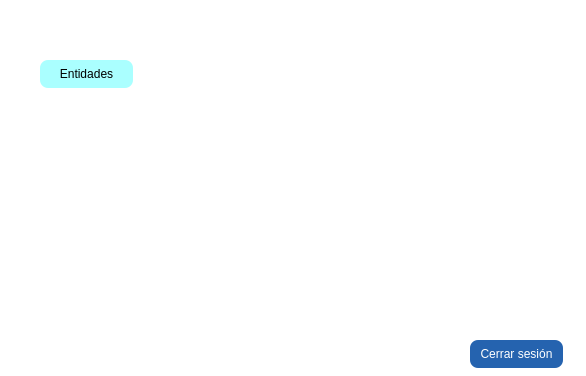
Above: views/Menu.ui from MiguelFVasquez/ProyectoDB before the change. Below: the same form after it.
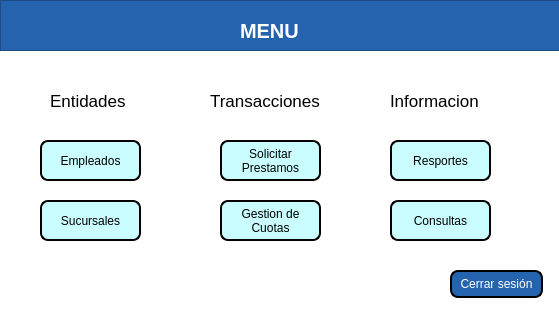
That is the form after the change.

Commit message: Diseño de primer prototipo para menu con algunas animaciones

```diff
--- a/views/Menu.ui
+++ b/views/Menu.ui
@@ -6,10 +6,15 @@
    <rect>
     <x>0</x>
     <y>0</y>
-    <width>586</width>
-    <height>376</height>
+    <width>559</width>
+    <height>317</height>
    </rect>
   </property>
+  <property name="font">
+   <font>
+    <pointsize>10</pointsize>
+   </font>
+  </property>
   <property name="windowTitle">
    <string>Menu</string>
   </property>
@@ -23,8 +28,8 @@
    <widget class="QPushButton" name="btnLogOut">
     <property name="geometry">
      <rect>
-      <x>470</x>
-      <y>340</y>
+      <x>450</x>
+      <y>270</y>
       <width>93</width>
       <height>28</height>
      </rect>
@@ -38,7 +43,8 @@
     <property name="styleSheet">
      <string notr="true">color: rgb(255, 255, 255);
 background-color: rgb(37, 99, 175);
-border-radius:8px</string>
+border: 2px solid rgb(0, 0, 0);  
+border-radius: 8px;  </string>
     </property>
     <property name="text">
      <string>Cerrar sesión</string>
@@ -48,9 +54,9 @@
     <property name="geometry">
      <rect>
       <x>40</x>
-      <y>60</y>
-      <width>93</width>
-      <height>28</height>
+      <y>140</y>
+      <width>101</width>
+      <height>41</height>
      </rect>
     </property>
     <property name="cursor">
@@ -64,16 +70,494 @@
     </property>
     <property name="styleSheet">
      <string notr="true">color: rgb(0, 0, 0);
-background-color: rgb(170, 255, 255);
-selection-color: rgb(170, 170, 255);
-border-radius:8px;
-selection-background-color: rgb(0, 255, 255);
+background-color: rgb(202, 253, 255);
+border: 2px solid rgb(0, 0, 0);  
+border-radius: 8px;  </string>
+    </property>
+    <property name="text">
+     <string>Empleados</string>
+    </property>
+   </widget>
+   <widget class="QPushButton" name="btnSucursales">
+    <property name="geometry">
+     <rect>
+      <x>40</x>
+      <y>200</y>
+      <width>101</width>
+      <height>41</height>
+     </rect>
+    </property>
+    <property name="cursor">
+     <cursorShape>PointingHandCursor</cursorShape>
+    </property>
+    <property name="focusPolicy">
+     <enum>Qt::ClickFocus</enum>
+    </property>
+    <property name="styleSheet">
+     <string notr="true">color: rgb(0, 0, 0);
+background-color: rgb(202, 253, 255);
+border: 2px solid rgb(0, 0, 0);  
+border-radius: 8px;  </string>
+    </property>
+    <property name="text">
+     <string>Sucursales</string>
+    </property>
+   </widget>
+   <widget class="QLabel" name="lblEntidades">
+    <property name="enabled">
+     <bool>false</bool>
+    </property>
+    <property name="geometry">
+     <rect>
+      <x>50</x>
+      <y>80</y>
+      <width>101</width>
+      <height>41</height>
+     </rect>
+    </property>
+    <property name="font">
+     <font>
+      <pointsize>13</pointsize>
+     </font>
+    </property>
+    <property name="styleSheet">
+     <string notr="true">color: rgb(0, 0, 0);
+background-color: rgba(0, 0, 0, 0);
 </string>
     </property>
     <property name="text">
      <string>Entidades</string>
     </property>
    </widget>
+   <widget class="QPushButton" name="btnCuotas">
+    <property name="geometry">
+     <rect>
+      <x>220</x>
+      <y>200</y>
+      <width>101</width>
+      <height>41</height>
+     </rect>
+    </property>
+    <property name="cursor">
+     <cursorShape>PointingHandCursor</cursorShape>
+    </property>
+    <property name="focusPolicy">
+     <enum>Qt::ClickFocus</enum>
+    </property>
+    <property name="styleSheet">
+     <string notr="true">color: rgb(0, 0, 0);
+background-color: rgb(202, 253, 255);
+border: 2px solid rgb(0, 0, 0);  
+border-radius: 8px;  </string>
+    </property>
+    <property name="text">
+     <string>Gestion de
+Cuotas</string>
+    </property>
+   </widget>
+   <widget class="QPushButton" name="btnPrestamos">
+    <property name="geometry">
+     <rect>
+      <x>220</x>
+      <y>140</y>
+      <width>101</width>
+      <height>41</height>
+     </rect>
+    </property>
+    <property name="cursor">
+     <cursorShape>PointingHandCursor</cursorShape>
+    </property>
+    <property name="focusPolicy">
+     <enum>Qt::ClickFocus</enum>
+    </property>
+    <property name="layoutDirection">
+     <enum>Qt::RightToLeft</enum>
+    </property>
+    <property name="autoFillBackground">
+     <bool>false</bool>
+    </property>
+    <property name="styleSheet">
+     <string notr="true">color: rgb(0, 0, 0);
+background-color: rgb(202, 253, 255);
+border: 2px solid rgb(0, 0, 0);  
+border-radius: 8px;  </string>
+    </property>
+    <property name="text">
+     <string>Solicitar 
+Prestamos</string>
+    </property>
+   </widget>
+   <widget class="QLabel" name="lblTransacciones">
+    <property name="enabled">
+     <bool>false</bool>
+    </property>
+    <property name="geometry">
+     <rect>
+      <x>210</x>
+      <y>80</y>
+      <width>151</width>
+      <height>41</height>
+     </rect>
+    </property>
+    <property name="font">
+     <font>
+      <pointsize>13</pointsize>
+     </font>
+    </property>
+    <property name="styleSheet">
+     <string notr="true">color: rgb(0, 0, 0);
+background-color: rgba(0, 0, 0, 0);
+</string>
+    </property>
+    <property name="text">
+     <string>Transacciones</string>
+    </property>
+   </widget>
+   <widget class="QPushButton" name="btnConsultas">
+    <property name="geometry">
+     <rect>
+      <x>390</x>
+      <y>200</y>
+      <width>101</width>
+      <height>41</height>
+     </rect>
+    </property>
+    <property name="cursor">
+     <cursorShape>PointingHandCursor</cursorShape>
+    </property>
+    <property name="focusPolicy">
+     <enum>Qt::ClickFocus</enum>
+    </property>
+    <property name="styleSheet">
+     <string notr="true">color: rgb(0, 0, 0);
+background-color: rgb(202, 253, 255);
+border: 2px solid rgb(0, 0, 0);  
+border-radius: 8px;  </string>
+    </property>
+    <property name="text">
+     <string>Consultas</string>
+    </property>
+   </widget>
+   <widget class="QPushButton" name="btnReportes">
+    <property name="geometry">
+     <rect>
+      <x>390</x>
+      <y>140</y>
+      <width>101</width>
+      <height>41</height>
+     </rect>
+    </property>
+    <property name="cursor">
+     <cursorShape>PointingHandCursor</cursorShape>
+    </property>
+    <property name="focusPolicy">
+     <enum>Qt::ClickFocus</enum>
+    </property>
+    <property name="layoutDirection">
+     <enum>Qt::RightToLeft</enum>
+    </property>
+    <property name="autoFillBackground">
+     <bool>false</bool>
+    </property>
+    <property name="styleSheet">
+     <string notr="true">color: rgb(0, 0, 0);
+background-color: rgb(202, 253, 255);
+border: 2px solid rgb(0, 0, 0);  
+border-radius: 8px;  </string>
+    </property>
+    <property name="text">
+     <string>Resportes</string>
+    </property>
+   </widget>
+   <widget class="QLabel" name="lblInformacion">
+    <property name="enabled">
+     <bool>false</bool>
+    </property>
+    <property name="geometry">
+     <rect>
+      <x>390</x>
+      <y>80</y>
+      <width>121</width>
+      <height>41</height>
+     </rect>
+    </property>
+    <property name="font">
+     <font>
+      <pointsize>13</pointsize>
+     </font>
+    </property>
+    <property name="styleSheet">
+     <string notr="true">color: rgb(0, 0, 0);
+background-color: rgba(0, 0, 0, 0);
+</string>
+    </property>
+    <property name="text">
+     <string>Informacion</string>
+    </property>
+    <property name="wordWrap">
+     <bool>true</bool>
+    </property>
+   </widget>
+   <widget class="QFrame" name="frame">
+    <property name="geometry">
+     <rect>
+      <x>0</x>
+      <y>0</y>
+      <width>561</width>
+      <height>51</height>
+     </rect>
+    </property>
+    <property name="styleSheet">
+     <string notr="true">background-color: rgb(37, 99, 175);
+
+
+</string>
+    </property>
+    <property name="frameShape">
+     <enum>QFrame::StyledPanel</enum>
+    </property>
+    <property name="frameShadow">
+     <enum>QFrame::Raised</enum>
+    </property>
+    <property name="lineWidth">
+     <number>3</number>
+    </property>
+    <property name="midLineWidth">
+     <number>3</number>
+    </property>
+    <widget class="QLabel" name="lblMenu">
+     <property name="enabled">
+      <bool>false</bool>
+     </property>
+     <property name="geometry">
+      <rect>
+       <x>240</x>
+       <y>10</y>
+       <width>81</width>
+       <height>41</height>
+      </rect>
+     </property>
+     <property name="palette">
+      <palette>
+       <active>
+        <colorrole role="WindowText">
+         <brush brushstyle="SolidPattern">
+          <color alpha="255">
+           <red>255</red>
+           <green>255</green>
+           <blue>255</blue>
+          </color>
+         </brush>
+        </colorrole>
+        <colorrole role="Button">
+         <brush brushstyle="SolidPattern">
+          <color alpha="0">
+           <red>0</red>
+           <green>0</green>
+           <blue>0</blue>
+          </color>
+         </brush>
+        </colorrole>
+        <colorrole role="Text">
+         <brush brushstyle="SolidPattern">
+          <color alpha="255">
+           <red>255</red>
+           <green>255</green>
+           <blue>255</blue>
+          </color>
+         </brush>
+        </colorrole>
+        <colorrole role="ButtonText">
+         <brush brushstyle="SolidPattern">
+          <color alpha="255">
+           <red>255</red>
+           <green>255</green>
+           <blue>255</blue>
+          </color>
+         </brush>
+        </colorrole>
+        <colorrole role="Base">
+         <brush brushstyle="SolidPattern">
+          <color alpha="0">
+           <red>0</red>
+           <green>0</green>
+           <blue>0</blue>
+          </color>
+         </brush>
+        </colorrole>
+        <colorrole role="Window">
+         <brush brushstyle="SolidPattern">
+          <color alpha="0">
+           <red>0</red>
+           <green>0</green>
+           <blue>0</blue>
+          </color>
+         </brush>
+        </colorrole>
+        <colorrole role="PlaceholderText">
+         <brush brushstyle="NoBrush">
+          <color alpha="128">
+           <red>120</red>
+           <green>120</green>
+           <blue>120</blue>
+          </color>
+         </brush>
+        </colorrole>
+       </active>
+       <inactive>
+        <colorrole role="WindowText">
+         <brush brushstyle="SolidPattern">
+          <color alpha="255">
+           <red>255</red>
+           <green>255</green>
+           <blue>255</blue>
+          </color>
+         </brush>
+        </colorrole>
+        <colorrole role="Button">
+         <brush brushstyle="SolidPattern">
+          <color alpha="0">
+           <red>0</red>
+           <green>0</green>
+           <blue>0</blue>
+          </color>
+         </brush>
+        </colorrole>
+        <colorrole role="Text">
+         <brush brushstyle="SolidPattern">
+          <color alpha="255">
+           <red>255</red>
+           <green>255</green>
+           <blue>255</blue>
+          </color>
+         </brush>
+        </colorrole>
+        <colorrole role="ButtonText">
+         <brush brushstyle="SolidPattern">
+          <color alpha="255">
+           <red>255</red>
+           <green>255</green>
+           <blue>255</blue>
+          </color>
+         </brush>
+        </colorrole>
+        <colorrole role="Base">
+         <brush brushstyle="SolidPattern">
+          <color alpha="0">
+           <red>0</red>
+           <green>0</green>
+           <blue>0</blue>
+          </color>
+         </brush>
+        </colorrole>
+        <colorrole role="Window">
+         <brush brushstyle="SolidPattern">
+          <color alpha="0">
+           <red>0</red>
+           <green>0</green>
+           <blue>0</blue>
+          </color>
+         </brush>
+        </colorrole>
+        <colorrole role="PlaceholderText">
+         <brush brushstyle="NoBrush">
+          <color alpha="128">
+           <red>255</red>
+           <green>255</green>
+           <blue>255</blue>
+          </color>
+         </brush>
+        </colorrole>
+       </inactive>
+       <disabled>
+        <colorrole role="WindowText">
+         <brush brushstyle="SolidPattern">
+          <color alpha="255">
+           <red>255</red>
+           <green>255</green>
+           <blue>255</blue>
+          </color>
+         </brush>
+        </colorrole>
+        <colorrole role="Button">
+         <brush brushstyle="SolidPattern">
+          <color alpha="0">
+           <red>0</red>
+           <green>0</green>
+           <blue>0</blue>
+          </color>
+         </brush>
+        </colorrole>
+        <colorrole role="Text">
+         <brush brushstyle="SolidPattern">
+          <color alpha="255">
+           <red>255</red>
+           <green>255</green>
+           <blue>255</blue>
+          </color>
+         </brush>
+        </colorrole>
+        <colorrole role="ButtonText">
+         <brush brushstyle="SolidPattern">
+          <color alpha="255">
+           <red>255</red>
+           <green>255</green>
+           <blue>255</blue>
+          </color>
+         </brush>
+        </colorrole>
+        <colorrole role="Base">
+         <brush brushstyle="SolidPattern">
+          <color alpha="0">
+           <red>0</red>
+           <green>0</green>
+           <blue>0</blue>
+          </color>
+         </brush>
+        </colorrole>
+        <colorrole role="Window">
+         <brush brushstyle="SolidPattern">
+          <color alpha="0">
+           <red>0</red>
+           <green>0</green>
+           <blue>0</blue>
+          </color>
+         </brush>
+        </colorrole>
+        <colorrole role="PlaceholderText">
+         <brush brushstyle="NoBrush">
+          <color alpha="128">
+           <red>255</red>
+           <green>255</green>
+           <blue>255</blue>
+          </color>
+         </brush>
+        </colorrole>
+       </disabled>
+      </palette>
+     </property>
+     <property name="font">
+      <font>
+       <pointsize>15</pointsize>
+       <weight>75</weight>
+       <bold>true</bold>
+      </font>
+     </property>
+     <property name="contextMenuPolicy">
+      <enum>Qt::DefaultContextMenu</enum>
+     </property>
+     <property name="autoFillBackground">
+      <bool>false</bool>
+     </property>
+     <property name="styleSheet">
+      <string notr="true">color: rgb(255, 255, 255);
+background-color: rgba(0, 0, 0, 0);</string>
+     </property>
+     <property name="text">
+      <string>MENU</string>
+     </property>
+    </widget>
+   </widget>
   </widget>
   <action name="actionEmpleados">
    <property name="text">
```
Left out of the diff: 3 changed lines with no effect on the pictures. The commit also changes 6 other files.
